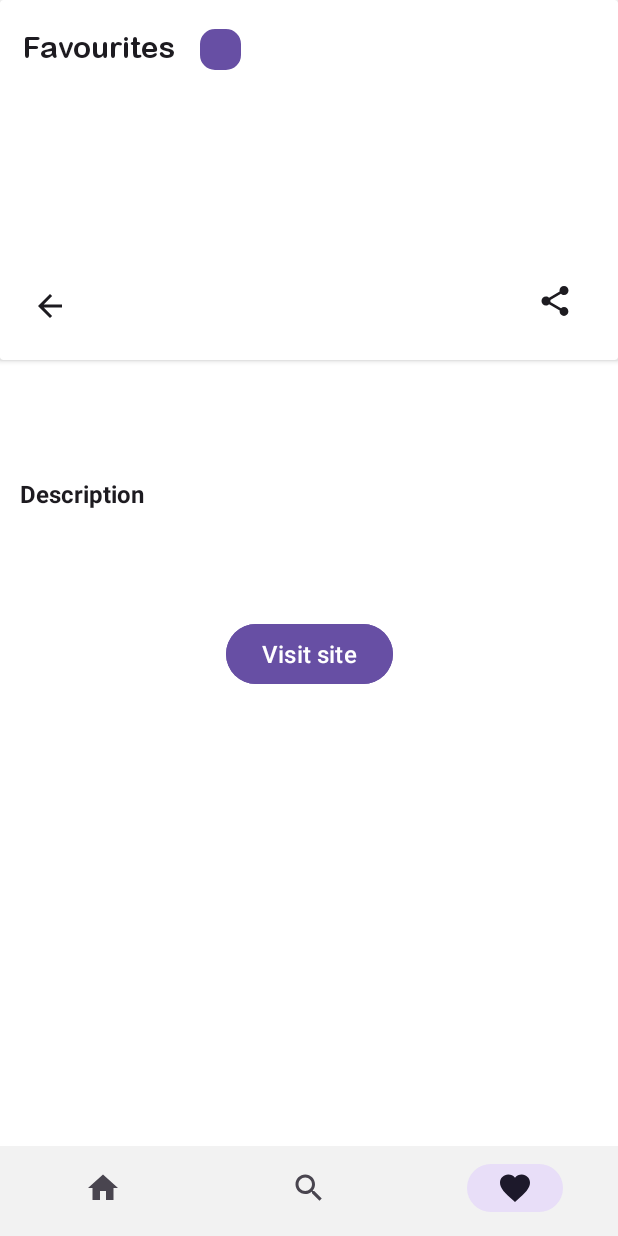
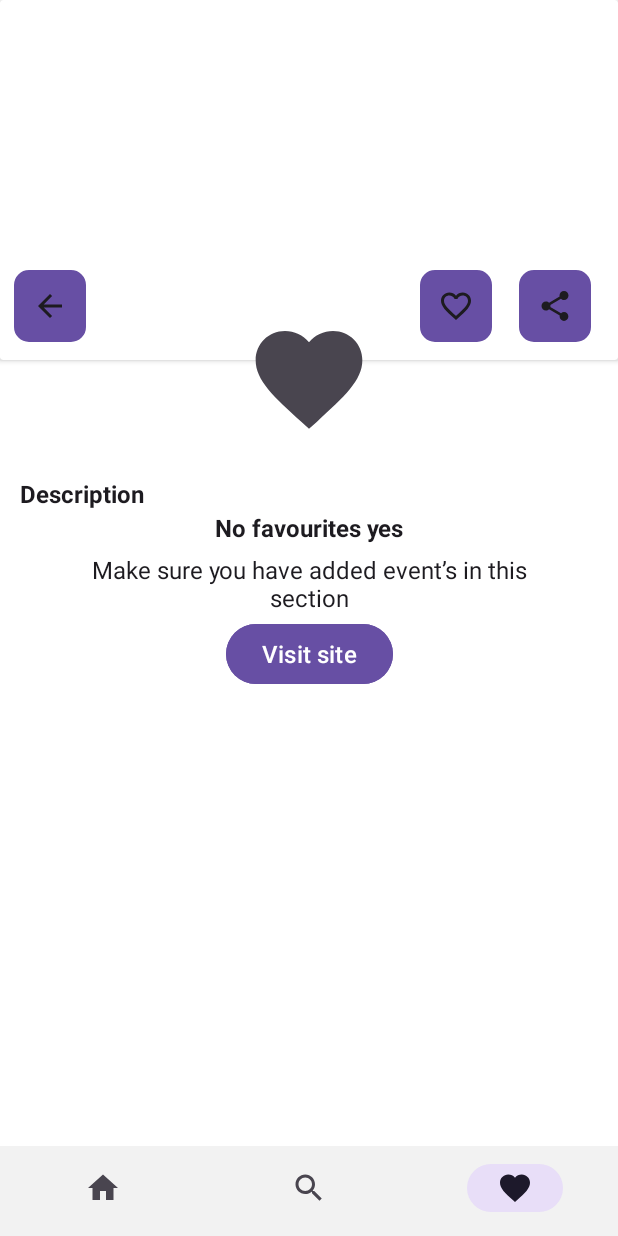
Before and after one commit to KolaYAndr/News, an Android app: the fragment DetailsFragment placed in its activity, item 3 of the bottom bar chosen, on a phone screen of 412 x 824 dp. Run offline under Robolectric (Android 15) with nearby library versions, the phone set to English and light mode, and no system bars; our stand-ins replace Dagger/Hilt's generated code, Room's generated code, navigation-ui; network calls fail; pictures from the network do not load; 7 statements that could not run were skipped.

Commit message:
backpress in details, favourites layout

```diff
--- a/app/src/main/java/com/example/news/ui/adapters/NewsAdapter.kt
+++ b/app/src/main/java/com/example/news/ui/adapters/NewsAdapter.kt
@@ -22,7 +22,7 @@ class NewsAdapter : RecyclerView.Adapter<NewsAdapter.NewsViewHolder>() {
         }
 
         override fun areContentsTheSame(oldItem: Article, newItem: Article): Boolean {
-            return oldItem == newItem
+            return oldItem.content == newItem.content
         }
     }
 
--- a/app/src/main/java/com/example/news/ui/fragments/details/DetailsFragment.kt
+++ b/app/src/main/java/com/example/news/ui/fragments/details/DetailsFragment.kt
@@ -23,19 +23,20 @@ class DetailsFragment : Fragment() {
     private val binding get() = _binding!!
     private val bundleArgs: DetailsFragmentArgs by navArgs()
     private val viewModel by viewModels<DetailsViewModel>()
+    private var liked = false
     override fun onCreateView(
         inflater: LayoutInflater, container: ViewGroup?,
         savedInstanceState: Bundle?
     ): View {
         _binding = FragmentDetailsBinding.inflate(inflater, container, false)
+        setImage()
         return binding.root
     }
 
     override fun onViewCreated(view: View, savedInstanceState: Bundle?) {
         super.onViewCreated(view, savedInstanceState)
-        val articleArg = bundleArgs.article
 
-        articleArg.let { article ->
+        bundleArgs.article.let { article ->
             article.urlToImage.let {
                 Glide.with(this)
                     .load(article.urlToImage)
@@ -65,33 +66,35 @@ class DetailsFragment : Fragment() {
                 }
             }
 
-            val likeList = viewModel.getSavedArticles()
-            var liked = likeList.contains(article)
             binding.likeButton.setOnClickListener {
                 when (liked) {
-                    false -> {
-                        binding.likeButton.setImageResource(R.drawable.ic_like)
-                        viewModel.saveToFavourite(article)
-                    }
-
-                    true -> {
-                        binding.likeButton.setImageResource(R.drawable.ic_favourite)
-                        viewModel.deleteFromFavourite(article)
-                    }
+                    false -> viewModel.saveToFavourite(article)
+                    true -> viewModel.deleteFromFavourite(article)
                 }
 
                 liked = !liked
+                setImage()
             }
 
             binding.shareButton.setOnClickListener {
                 val sendIntent: Intent = Intent().apply {
                     action = Intent.ACTION_SEND
                     putExtra(Intent.EXTRA_TEXT, article.url)
-                    type = "text/paint"
+                    type = "text/link"
                 }
                 val shareIntent = Intent.createChooser(sendIntent, null)
                 startActivity(shareIntent)
             }
+        }
+
+        //TODO
+        binding.backButton.setOnClickListener { requireActivity().onBackPressed() }
+    }
+
+    private fun setImage() {
+        when (liked) {
+            false -> binding.likeButton.setImageResource(R.drawable.ic_like)
+            true -> binding.likeButton.setImageResource(R.drawable.ic_favourite)
         }
     }
 
--- a/app/src/main/java/com/example/news/ui/fragments/details/DetailsViewModel.kt
+++ b/app/src/main/java/com/example/news/ui/fragments/details/DetailsViewModel.kt
@@ -11,23 +11,26 @@ import javax.inject.Inject
 
 @HiltViewModel
 class DetailsViewModel @Inject constructor(private val repository: NewsRepository) : ViewModel() {
-
     init {
         getSavedArticles()
     }
-    fun getSavedArticles():List<Article> {
-        var articles: List<Article> = emptyList()
+    fun getSavedArticles(): List<Article> {
+        val articles = mutableListOf<Article>()
         viewModelScope.launch(Dispatchers.IO) {
-            articles = repository.getFavouriteArticles()
+            articles.addAll(repository.getFavouriteArticles())
         }
-        return articles
+        return articles.toList()
     }
-
-    fun saveToFavourite(article: Article) = viewModelScope.launch(Dispatchers.IO){
+    fun saveToFavourite(article: Article) = viewModelScope.launch(Dispatchers.IO) {
         repository.addToFavourite(article)
     }
 
-    fun deleteFromFavourite(article: Article) = viewModelScope.launch(Dispatchers.IO){
+    fun deleteFromFavourite(article: Article) = viewModelScope.launch(Dispatchers.IO) {
+        val res = repository.getFavouriteArticles()
+
+        println("before delete DB size: ${res.size}")
         repository.deleteFromFavourite(article)
+        val res1 = repository.getFavouriteArticles()
+        println("after delete DB size: ${res1.size}")
     }
 }
--- a/app/src/main/java/com/example/news/ui/fragments/FavouritesFragment.kt
+++ b/app/src/main/java/com/example/news/ui/fragments/favourites/FavouritesFragment.kt
@@ -1,4 +1,4 @@
-package com.example.news.ui.fragments
+package com.example.news.ui.fragments.favourites
 
 import android.os.Bundle
 import androidx.fragment.app.Fragment
--- /dev/null
+++ b/app/src/main/java/com/example/news/ui/fragments/favourites/FavouritesViewModel.kt
@@ -0,0 +1,22 @@
+package com.example.news.ui.fragments.favourites
+
+import androidx.lifecycle.MutableLiveData
+import androidx.lifecycle.ViewModel
+import androidx.lifecycle.viewModelScope
+import com.example.news.data.api.NewsRepository
+import com.example.news.models.NewsResponse
+import com.example.news.utils.Resource
+import dagger.hilt.android.lifecycle.HiltViewModel
+import kotlinx.coroutines.Dispatchers
+import kotlinx.coroutines.launch
+import javax.inject.Inject
+
+@HiltViewModel
+class FavouritesViewModel @Inject constructor(private val repository: NewsRepository) : ViewModel() {
+    private val favouritesNewsLiveData: MutableLiveData<Resource<NewsResponse>> = MutableLiveData()
+
+    private fun getFavourites() = viewModelScope.launch(Dispatchers.IO) {
+        repository.getFavouriteArticles()
+    }
+
+}
--- a/app/src/main/res/layout/fragment_details.xml
+++ b/app/src/main/res/layout/fragment_details.xml
@@ -28,6 +28,18 @@
                 app:layout_constraintStart_toStartOf="parent"
                 app:layout_constraintTop_toTopOf="parent" />
 
+            <com.google.android.material.imageview.ShapeableImageView
+                android:id="@+id/back_button_background"
+                android:layout_width="48dp"
+                android:layout_height="48dp"
+                android:layout_marginStart="9dp"
+                android:layout_marginBottom="12dp"
+                android:background="@color/purple_primary"
+                android:importantForAccessibility="no"
+                app:layout_constraintBottom_toBottomOf="@id/details_image"
+                app:layout_constraintStart_toStartOf="@id/details_image"
+                app:shapeAppearanceOverlay="@style/CornerSize10dp" />
+
             <ImageButton
                 android:id="@+id/back_button"
                 android:layout_width="48dp"
@@ -41,29 +53,48 @@
                 app:layout_constraintStart_toStartOf="@id/details_image"
                 app:tint="?android:attr/textColorPrimary" />
 
+            <com.google.android.material.imageview.ShapeableImageView
+                android:id="@+id/share_background"
+                android:layout_width="48dp"
+                android:layout_height="48dp"
+                android:layout_marginEnd="18dp"
+                android:background="@color/purple_primary"
+                android:importantForAccessibility="no"
+                app:layout_constraintBottom_toBottomOf="@id/back_button"
+                app:layout_constraintEnd_toEndOf="@id/details_image"
+                app:shapeAppearanceOverlay="@style/CornerSize10dp"
+                app:tint="?android:attr/textColorPrimary" />
+
             <ImageButton
                 android:id="@+id/share_button"
                 android:layout_width="48dp"
                 android:layout_height="48dp"
-                android:layout_marginEnd="18dp"
-                android:layout_marginBottom="15dp"
                 android:background="@android:color/transparent"
                 android:contentDescription="@string/share_an_article"
                 android:src="@drawable/ic_share"
-                app:layout_constraintBottom_toBottomOf="@id/details_image"
-                app:layout_constraintEnd_toEndOf="@id/details_image"
+                app:layout_constraintBottom_toBottomOf="@id/share_background"
+                app:layout_constraintEnd_toEndOf="@id/share_background"
                 app:tint="?android:attr/textColorPrimary" />
 
+            <com.google.android.material.imageview.ShapeableImageView
+                android:id="@+id/like_background"
+                android:layout_width="48dp"
+                android:layout_height="48dp"
+                android:layout_marginEnd="18dp"
+                android:background="@color/purple_primary"
+                android:importantForAccessibility="no"
+                app:layout_constraintBottom_toBottomOf="@id/share_button"
+                app:layout_constraintEnd_toStartOf="@id/share_button"
+                app:shapeAppearanceOverlay="@style/CornerSize10dp" />
 
             <ImageButton
                 android:id="@+id/like_button"
                 android:layout_width="48dp"
                 android:layout_height="48dp"
-                android:layout_marginEnd="18dp"
                 android:background="@android:color/transparent"
                 android:contentDescription="@string/like_an_article"
-                app:layout_constraintBottom_toBottomOf="@id/share_button"
-                app:layout_constraintEnd_toStartOf="@id/share_button"
+                app:layout_constraintBottom_toBottomOf="@id/like_background"
+                app:layout_constraintStart_toStartOf="@id/like_background"
                 app:tint="?android:attr/textColorPrimary" />
         </androidx.constraintlayout.widget.ConstraintLayout>
 
--- a/app/src/main/res/layout/fragment_favourites.xml
+++ b/app/src/main/res/layout/fragment_favourites.xml
@@ -4,7 +4,17 @@
     xmlns:tools="http://schemas.android.com/tools"
     android:layout_width="match_parent"
     android:layout_height="match_parent"
-    tools:context=".ui.fragments.FavouritesFragment">
+    tools:context=".ui.fragments.favourites.FavouritesFragment">
+
+    <androidx.constraintlayout.widget.ConstraintLayout
+        android:id="@+id/favourites_added"
+        android:layout_width="match_parent"
+        android:layout_height="match_parent"
+        android:visibility="gone"
+        app:layout_constraintBottom_toBottomOf="parent"
+        app:layout_constraintEnd_toEndOf="parent"
+        app:layout_constraintStart_toStartOf="parent"
+        app:layout_constraintTop_toTopOf="parent">
 
         <TextView
             android:id="@+id/header_text"
@@ -25,7 +35,6 @@
             android:layout_height="27dp"
             android:layout_marginStart="16dp"
             android:background="@color/purple_primary"
-        android:gravity="center"
             app:layout_constraintStart_toEndOf="@id/header_text"
             app:layout_constraintTop_toTopOf="@id/header_text"
             app:shapeAppearanceOverlay="@style/CornerSize10dp" />
@@ -54,18 +63,60 @@
             app:layout_constraintEnd_toEndOf="parent"
             app:layout_constraintStart_toStartOf="parent"
             app:layout_constraintTop_toBottomOf="@id/header_text"
-        tools:listitem="@layout/item_article"
-        tools:itemCount="2"/>
+            tools:itemCount="2"
+            tools:listitem="@layout/item_article" />
 
-    <ProgressBar
-        android:id="@+id/progress_bar"
-        style="?attr/progressBarStyle"
-        android:layout_width="wrap_content"
-        android:layout_height="wrap_content"
-        android:visibility="invisible"
+    </androidx.constraintlayout.widget.ConstraintLayout>
+
+    <androidx.constraintlayout.widget.ConstraintLayout
+        android:id="@+id/no_favourites"
+        android:layout_width="match_parent"
+        android:layout_height="match_parent"
+        android:visibility="visible"
         app:layout_constraintBottom_toBottomOf="parent"
         app:layout_constraintEnd_toEndOf="parent"
         app:layout_constraintStart_toStartOf="parent"
-        app:layout_constraintTop_toTopOf="parent" />
+        app:layout_constraintTop_toTopOf="parent">
+
+        <ImageView
+            android:id="@+id/heart_image"
+            android:layout_width="85dp"
+            android:layout_height="85dp"
+            android:layout_marginTop="210dp"
+            android:importantForAccessibility="no"
+            android:src="@drawable/ic_favourite"
+            app:layout_constraintEnd_toEndOf="parent"
+            app:layout_constraintStart_toStartOf="parent"
+            app:layout_constraintTop_toTopOf="parent"
+            app:tint="?android:attr/textColorSecondary" />
+
+        <TextView
+            android:id="@+id/no_favourites_text"
+            android:layout_width="wrap_content"
+            android:layout_height="wrap_content"
+            android:layout_marginTop="45dp"
+            android:text="@string/no_favourites_yes"
+            android:textColor="?android:attr/textColorPrimary"
+            android:textSize="16sp"
+            android:textStyle="bold"
+            app:layout_constraintEnd_toEndOf="parent"
+            app:layout_constraintStart_toStartOf="parent"
+            app:layout_constraintTop_toBottomOf="@id/heart_image" />
+
+        <TextView
+            android:layout_width="0dp"
+            android:layout_height="wrap_content"
+            android:layout_marginHorizontal="58dp"
+            android:layout_marginTop="6dp"
+            android:gravity="center"
+            android:text="@string/make_sure"
+            android:textColor="?android:attr/textColorPrimary"
+            android:textSize="16sp"
+            app:layout_constraintEnd_toEndOf="parent"
+            app:layout_constraintStart_toStartOf="parent"
+            app:layout_constraintTop_toBottomOf="@id/no_favourites_text" />
+
 
     </androidx.constraintlayout.widget.ConstraintLayout>
+
+</androidx.constraintlayout.widget.ConstraintLayout>
--- a/app/src/main/res/navigation/nav_graph.xml
+++ b/app/src/main/res/navigation/nav_graph.xml
@@ -16,13 +16,13 @@
     </fragment>
     <fragment
         android:id="@+id/favouritesFragment"
-        android:name="com.example.news.ui.fragments.FavouritesFragment"
+        android:name="com.example.news.ui.fragments.favourites.FavouritesFragment"
         android:label="fragment_favourites"
         tools:layout="@layout/fragment_favourites">
         <action
             android:id="@+id/action_favouritesFragment_to_detailsFragment"
             app:destination="@id/detailsFragment"
-            app:enterAnim="@android:anim/slide_out_right"
+            app:enterAnim="@android:anim/slide_in_left"
             app:exitAnim="@android:anim/slide_out_right"
             app:popEnterAnim="@android:anim/slide_in_left"
             app:popExitAnim="@android:anim/slide_out_right" />
@@ -35,7 +35,7 @@
         <action
             android:id="@+id/action_mainFragment_to_detailsFragment"
             app:destination="@id/detailsFragment"
-            app:enterAnim="@android:anim/slide_out_right"
+            app:enterAnim="@android:anim/slide_in_left"
             app:exitAnim="@android:anim/slide_out_right"
             app:popEnterAnim="@android:anim/slide_in_left"
             app:popExitAnim="@android:anim/slide_out_right" />
@@ -48,7 +48,7 @@
         <action
             android:id="@+id/action_searchFragment_to_detailsFragment"
             app:destination="@id/detailsFragment"
-            app:enterAnim="@android:anim/slide_out_right"
+            app:enterAnim="@android:anim/slide_in_left"
             app:exitAnim="@android:anim/slide_out_right"
             app:popEnterAnim="@android:anim/slide_in_left"
             app:popExitAnim="@android:anim/slide_out_right" />
--- a/app/src/main/res/values/strings.xml
+++ b/app/src/main/res/values/strings.xml
@@ -11,4 +11,6 @@
     <string name="go_back">Go back</string>
     <string name="visit_site">Visit site</string>
     <string name="favourites">Favourites</string>
+    <string name="no_favourites_yes">No favourites yes</string>
+    <string name="make_sure">Make sure you have added event’s in this section</string>
 </resources>
```
Lines whose indentation alone changed are shown as unchanged.
